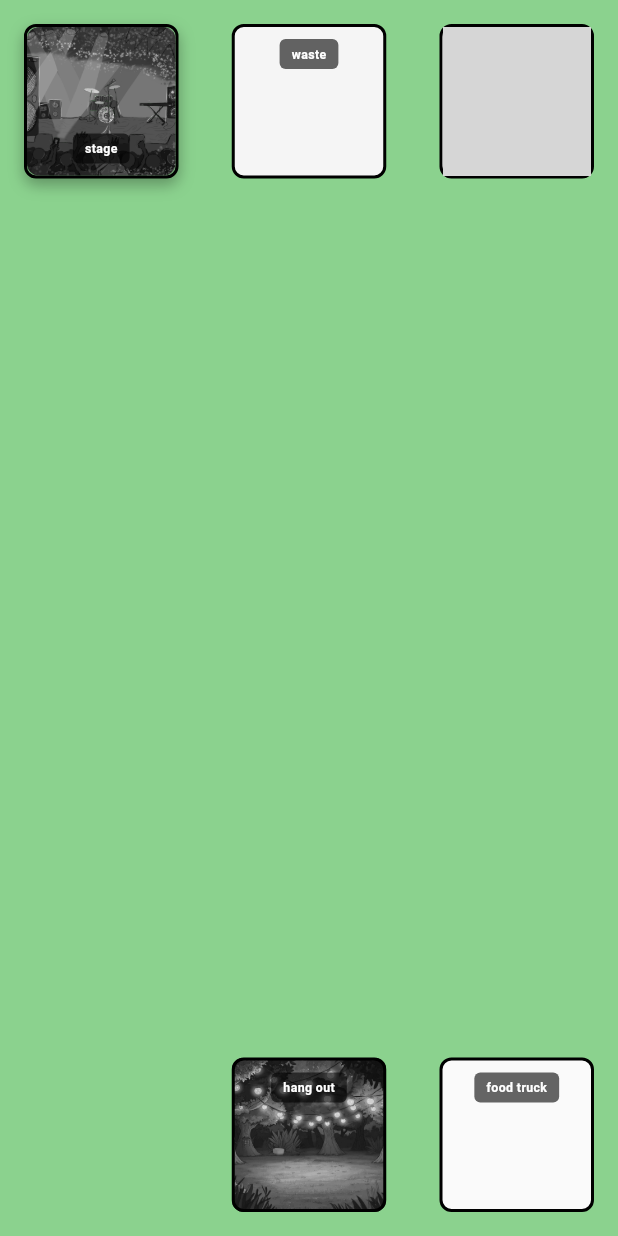
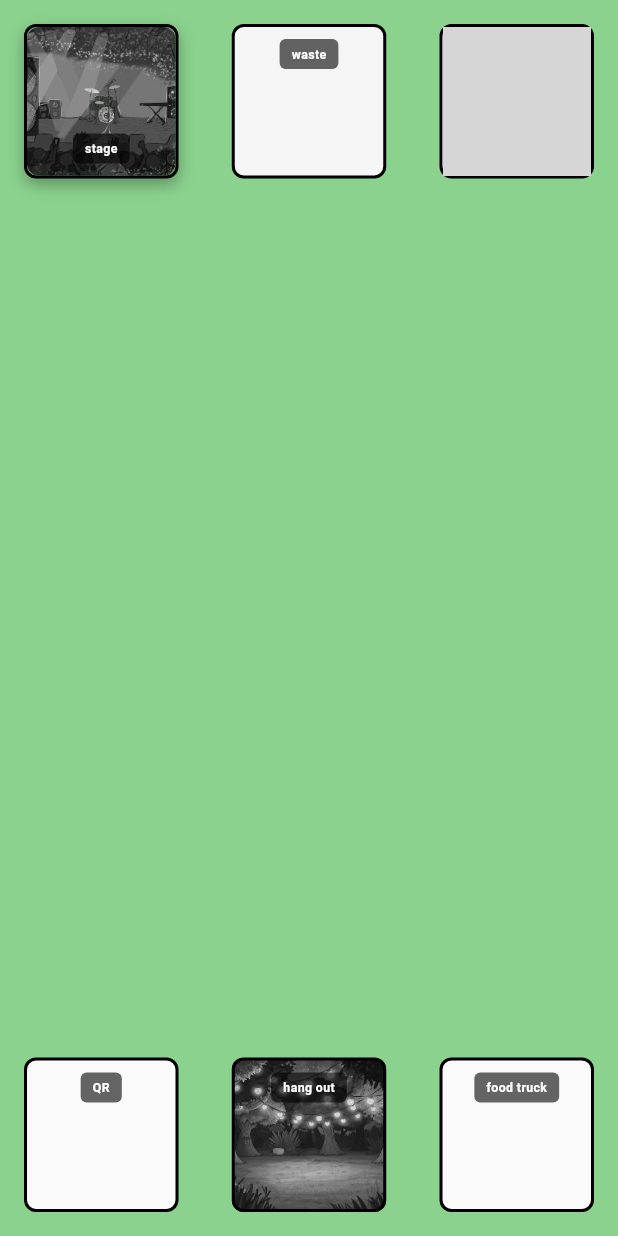
Before and after one commit to Hrisko123/DE-ONTDEK-FABRIEK, a Flutter app: the screen it shows after launch, on a phone screen of 412 x 824 dp. Run offline on Flutter 3.47's test engine with Material 3 defaults, Android fonts, the phone set to English and light mode, and no system bars; our stand-ins replace sensors_plus; missing offline and left inert: mobile_scanner; grey boxes are pictures that could not be loaded.

Commit message:
QR Basic
Added it so the tablet can open te camera

```diff
--- /dev/null
+++ b/deontdekfabriek/deontdekfabriek/analysis_options.yaml
@@ -0,0 +1,4 @@
+dependencies:
+  flutter:
+    sdk: flutter
+  qr_code_scanner: ^0.9.0 # of de laatste versie
--- a/deontdekfabriek/lib/main.dart
+++ b/deontdekfabriek/lib/main.dart
@@ -3,6 +3,7 @@ import 'FoodGame.dart';
 import 'FestivalCleanerApp.dart';
 import 'dart:math'; //for the hangout garden animation
 import 'ToiletGame.dart';
+import 'QR.dart';
 
 void main() {
   runApp(const MyApp());
@@ -73,7 +74,12 @@ class _MyHomePageState extends State<MyHomePage> {
     ).push(MaterialPageRoute(builder: (context) => const FestivalCleanerApp()));
   }
 
-  @override
+  void _navigateToQR() {
+    Navigator.of(
+      context,
+    ).push(MaterialPageRoute(builder: (context) => const QR()));
+  }
+
   Widget build(BuildContext context) {
     final squareSize = MediaQuery.of(context).size.width * 0.25;
 
@@ -467,6 +473,78 @@ class _MyHomePageState extends State<MyHomePage> {
                             ),
                             child: Text(
                               'food truck',
+                              style: TextStyle(
+                                color: Colors.white,
+                                fontSize: squareSize * 0.08,
+                                fontWeight: FontWeight.bold,
+                              ),
+                            ),
+                          ),
+                        ),
+                      ),
+                    ],
+                  ),
+                ),
+              ),
+            ),
+          ),
+
+          // QR square
+          Positioned(
+            bottom: 16,
+            left: 16,
+            child: ColorFiltered(
+              colorFilter: const ColorFilter.matrix([
+                0.2126,
+                0.7152,
+                0.0722,
+                0,
+                0,
+                0.2126,
+                0.7152,
+                0.0722,
+                0,
+                0,
+                0.2126,
+                0.7152,
+                0.0722,
+                0,
+                0,
+                0,
+                0,
+                0,
+                1,
+                0,
+              ]),
+              child: GestureDetector(
+                onTap: _navigateToQR,
+                child: Container(
+                  width: squareSize,
+                  height: squareSize,
+                  decoration: BoxDecoration(
+                    border: Border.all(color: Colors.black, width: 2),
+                    borderRadius: BorderRadius.circular(8),
+                    color: const Color.fromARGB(255, 250, 250, 250),
+                  ),
+                  child: Stack(
+                    children: [
+                      // Label
+                      Positioned(
+                        top: 8,
+                        left: 0,
+                        right: 0,
+                        child: Center(
+                          child: Container(
+                            padding: const EdgeInsets.symmetric(
+                              horizontal: 8,
+                              vertical: 4,
+                            ),
+                            decoration: BoxDecoration(
+                              color: Colors.black.withValues(alpha: 0.6),
+                              borderRadius: BorderRadius.circular(4),
+                            ),
+                            child: Text(
+                              'QR',
                               style: TextStyle(
                                 color: Colors.white,
                                 fontSize: squareSize * 0.08,
--- a/deontdekfabriek/pubspec.yaml
+++ b/deontdekfabriek/pubspec.yaml
@@ -19,7 +19,7 @@ publish_to: 'none' # Remove this line if you wish to publish to pub.dev
 version: 1.0.0+1
 
 environment:
-  sdk: ^3.9.0
+  sdk: '>=3.0.0 <4.0.0'
 
 # Dependencies specify other packages that your package needs in order to work.
 # To automatically upgrade your package dependencies to the latest versions
@@ -31,6 +31,7 @@ dependencies:
   flutter:
     sdk: flutter
   sensors_plus: ^3.0.0
+  mobile_scanner: ^5.0.0
 
   # The following adds the Cupertino Icons font to your application.
   # Use with the CupertinoIcons class for iOS style icons.
```
Also changed, not shown: deontdekfabriek/lib/QR.dart (added, +66 -0 lines), deontdekfabriek/pubspec.lock, 6 other files.
